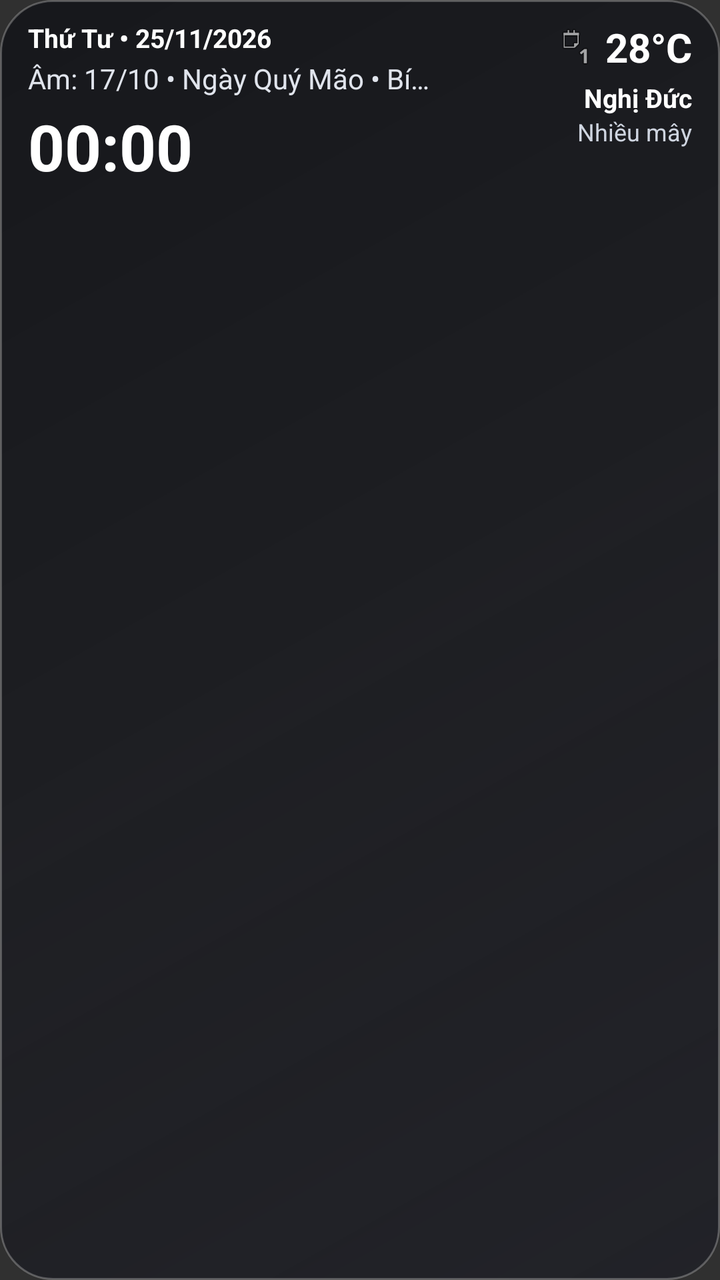
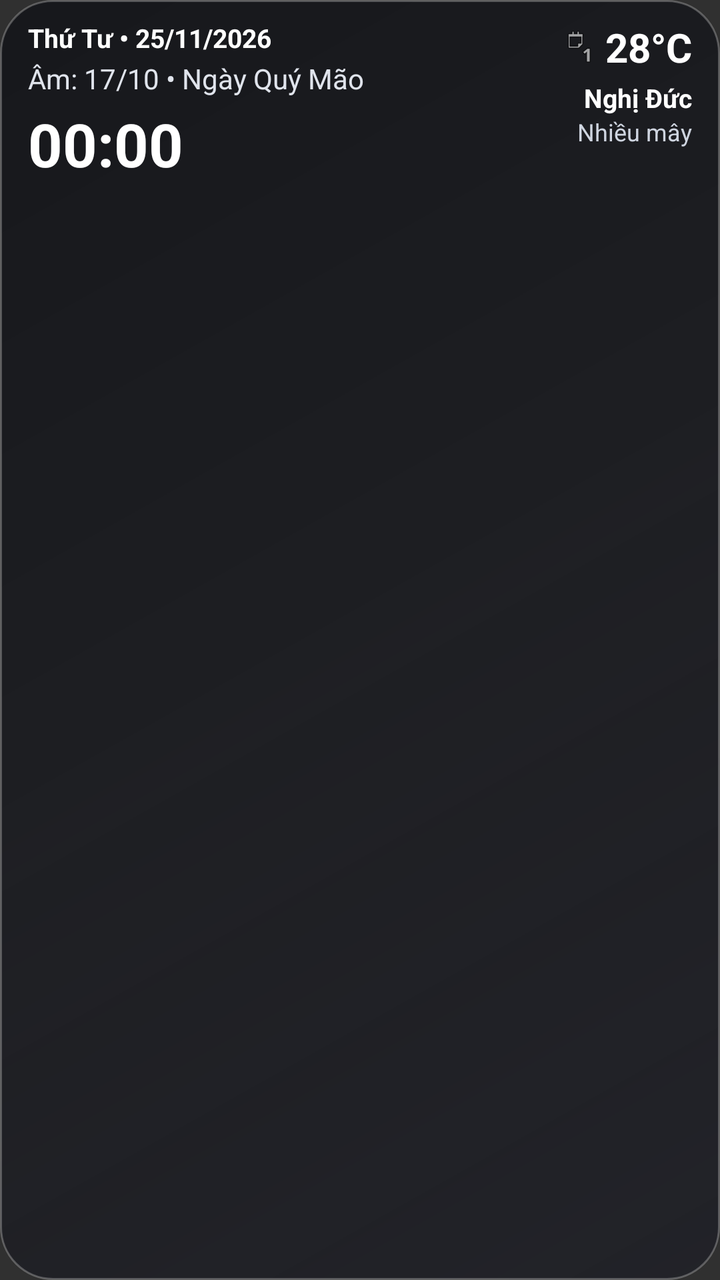

Before-and-after screenshots of an Android layout around one commit, followed by the original layout XML and the change that was made.
<!-- AndroidManifest.xml: application theme android:Theme.Material.NoActionBar -->
<!-- res/layout/widget_layout_4x2.xml -->
<?xml version="1.0" encoding="utf-8"?>
<FrameLayout xmlns:android="http://schemas.android.com/apk/res/android"
    android:id="@+id/widget_root"
    android:layout_width="match_parent"
    android:layout_height="match_parent"
    android:background="@drawable/bg_widget_liquid_dark"
    android:paddingStart="14dp"
    android:paddingEnd="14dp"
    android:paddingTop="10dp"
    android:paddingBottom="28dp">

    <LinearLayout
        android:layout_width="match_parent"
        android:layout_height="match_parent"
        android:baselineAligned="false"
        android:gravity="top"
        android:orientation="horizontal">

        
        <LinearLayout
            android:layout_width="0dp"
            android:layout_height="wrap_content"
            android:layout_weight="1.35"
            android:gravity="top"
            android:orientation="vertical">

            <TextView
                android:id="@+id/tv_solar_date"
                android:layout_width="wrap_content"
                android:layout_height="wrap_content"
                android:ellipsize="end"
                android:maxLines="1"
                android:text="Thứ Tư • 25/11/2026"
                android:textColor="#FFFFFF"
                android:textSize="13sp"
                android:textStyle="bold" />

            <TextView
                android:id="@+id/tv_lunar_or_todo"
                android:layout_width="wrap_content"
                android:layout_height="wrap_content"
                android:layout_marginTop="2dp"
                android:ellipsize="end"
                android:maxLines="1"
                android:text="Âm: 17/10 • Ngày Quý Mão • Bính Ngọ"
                android:textColor="#E0E4EC"
                android:textSize="14sp" />

            <TextClock
                android:id="@+id/clock_main"
                android:layout_width="wrap_content"
                android:layout_height="wrap_content"
                android:layout_marginTop="3dp"
                android:ellipsize="end"
                android:format12Hour="HH:mm"
                android:format24Hour="HH:mm"
                android:maxLines="1"
                android:textColor="#FFFFFF"
                android:textSize="32sp"
                android:textStyle="bold" />
        </LinearLayout>

        
        <LinearLayout
            android:layout_width="0dp"
            android:layout_height="wrap_content"
            android:layout_weight="0.85"
            android:gravity="end|top"
            android:orientation="vertical">

            <LinearLayout
                android:layout_width="wrap_content"
                android:layout_height="wrap_content"
                android:gravity="center_vertical"
                android:orientation="horizontal">

                <ImageView
                    android:id="@+id/iv_weather_icon"
                    android:layout_width="20dp"
                    android:layout_height="20dp"
                    android:layout_marginEnd="5dp"
                    android:contentDescription="Thời tiết"
                    android:src="@android:drawable/ic_menu_day" />

                <TextView
                    android:id="@+id/tv_temp"
                    android:layout_width="wrap_content"
                    android:layout_height="wrap_content"
                    android:text="28°C"
                    android:textColor="#FFFFFF"
                    android:textSize="20sp"
                    android:textStyle="bold" />
            </LinearLayout>

            <TextView
                android:id="@+id/tv_location"
                android:layout_width="wrap_content"
                android:layout_height="wrap_content"
                android:layout_marginTop="3dp"
                android:ellipsize="end"
                android:maxLines="1"
                android:text="Nghị Đức"
                android:textColor="#FFFFFF"
                android:textSize="13sp"
                android:textStyle="bold" />

            <TextView
                android:id="@+id/tv_weather_desc"
                android:layout_width="wrap_content"
                android:layout_height="wrap_content"
                android:ellipsize="end"
                android:maxLines="1"
                android:text="Nhiều mây"
                android:textColor="#CFD5E0"
                android:textSize="12sp" />

            <TextView
                android:id="@+id/tv_signature"
                android:layout_width="wrap_content"
                android:layout_height="wrap_content"
                android:layout_marginTop="3dp"
                android:ellipsize="end"
                android:maxLines="1"
                android:text=""
                android:textColor="#B8C2D4"
                android:textSize="11sp"
                android:textStyle="italic" />
        </LinearLayout>

    </LinearLayout>
</FrameLayout>
<!-- resources referenced by this layout -->
<resources>
  <!-- drawable bg_widget_liquid_dark (drawable) -->
  <?xml version="1.0" encoding="utf-8"?>
  <shape xmlns:android="http://schemas.android.com/apk/res/android">
      <gradient
          android:angle="135"
          android:startColor="#CC1E1F26"
          android:centerColor="#B316171D"
          android:endColor="#D9121318" />
      <corners android:radius="26dp" />
      <stroke
          android:width="1dp"
          android:color="#40FFFFFF" />
  </shape>
</resources>

<!-- the commit's change to res/layout/widget_layout_4x2.xml (unified diff, before → after) -->
@@ -7,123 +7,160 @@
     android:paddingStart="14dp"
     android:paddingEnd="14dp"
     android:paddingTop="10dp"
-    android:paddingBottom="28dp">
+    android:paddingBottom="18dp">
 
     <LinearLayout
         android:layout_width="match_parent"
         android:layout_height="match_parent"
-        android:baselineAligned="false"
         android:gravity="top"
-        android:orientation="horizontal">
+        android:orientation="vertical">
 
         
         <LinearLayout
-            android:layout_width="0dp"
+            android:layout_width="match_parent"
             android:layout_height="wrap_content"
-            android:layout_weight="1.35"
+            android:baselineAligned="false"
             android:gravity="top"
-            android:orientation="vertical">
+            android:orientation="horizontal">
 
-            <TextView
-                android:id="@+id/tv_solar_date"
-                android:layout_width="wrap_content"
+            <LinearLayout
+                android:layout_width="0dp"
                 android:layout_height="wrap_content"
-                android:ellipsize="end"
-                android:maxLines="1"
-                android:text="Thứ Tư • 25/11/2026"
-                android:textColor="#FFFFFF"
-                android:textSize="13sp"
-                android:textStyle="bold" />
+                android:layout_weight="1.35"
+                android:gravity="top"
+                android:orientation="vertical">
 
-            <TextView
-                android:id="@+id/tv_lunar_or_todo"
-                android:layout_width="wrap_content"
+                <TextView
+                    android:id="@+id/tv_solar_date"
+                    android:layout_width="wrap_content"
+                    android:layout_height="wrap_content"
+                    android:ellipsize="end"
+                    android:fontFamily="sans-serif"
+                    android:maxLines="1"
+                    android:text="Thứ Tư • 25/11/2026"
+                    android:textColor="#FFFFFF"
+                    android:textSize="13sp"
+                    android:textStyle="bold" />
+
+                <TextView
+                    android:id="@+id/tv_lunar_line"
+                    android:layout_width="wrap_content"
+                    android:layout_height="wrap_content"
+                    android:layout_marginTop="2dp"
+                    android:ellipsize="end"
+                    android:fontFamily="sans-serif"
+                    android:maxLines="1"
+                    android:text="Âm: 17/10 • Ngày Quý Mão"
+                    android:textColor="#E0E4EC"
+                    android:textSize="14sp" />
+
+                <TextClock
+                    android:id="@+id/clock_main"
+                    android:layout_width="wrap_content"
+                    android:layout_height="wrap_content"
+                    android:layout_marginTop="3dp"
+                    android:ellipsize="end"
+                    android:fontFamily="sans-serif"
+                    android:format12Hour="HH:mm"
+                    android:format24Hour="HH:mm"
+                    android:maxLines="1"
+                    android:textColor="#FFFFFF"
+                    android:textSize="30sp"
+                    android:textStyle="bold" />
+            </LinearLayout>
+
+            <LinearLayout
+                android:layout_width="0dp"
                 android:layout_height="wrap_content"
-                android:layout_marginTop="2dp"
-                android:ellipsize="end"
-                android:maxLines="1"
-                android:text="Âm: 17/10 • Ngày Quý Mão • Bính Ngọ"
-                android:textColor="#E0E4EC"
-                android:textSize="14sp" />
+                android:layout_weight="0.85"
+                android:gravity="end|top"
+                android:orientation="vertical">
 
-            <TextClock
-                android:id="@+id/clock_main"
-                android:layout_width="wrap_content"
-                android:layout_height="wrap_content"
-                android:layout_marginTop="3dp"
-                android:ellipsize="end"
-                android:format12Hour="HH:mm"
-                android:format24Hour="HH:mm"
-                android:maxLines="1"
-                android:textColor="#FFFFFF"
-                android:textSize="32sp"
-                android:textStyle="bold" />
+                <LinearLayout
+                    android:layout_width="wrap_content"
+                    android:layout_height="wrap_content"
+                    android:gravity="center_vertical"
+                    android:orientation="horizontal">
+
+                    <ImageView
+                        android:id="@+id/iv_weather_icon"
+                        android:layout_width="18dp"
+                        android:layout_height="18dp"
+                        android:layout_marginEnd="4dp"
+                        android:contentDescription="Thời tiết"
+                        android:src="@android:drawable/ic_menu_day" />
+
+                    <TextView
+                        android:id="@+id/tv_temp"
+                        android:layout_width="wrap_content"
+                        android:layout_height="wrap_content"
+                        android:fontFamily="sans-serif"
+                        android:text="28°C"
+                        android:textColor="#FFFFFF"
+                        android:textSize="20sp"
+                        android:textStyle="bold" />
+                </LinearLayout>
+
+                <TextView
+                    android:id="@+id/tv_location"
+                    android:layout_width="wrap_content"
+                    android:layout_height="wrap_content"
+                    android:layout_marginTop="3dp"
+                    android:ellipsize="end"
+                    android:fontFamily="sans-serif"
+                    android:maxLines="1"
+                    android:text="Nghị Đức"
+                    android:textColor="#FFFFFF"
+                    android:textSize="13sp"
+                    android:textStyle="bold" />
+
+                <TextView
+                    android:id="@+id/tv_weather_desc"
+                    android:layout_width="wrap_content"
+                    android:layout_height="wrap_content"
+                    android:ellipsize="end"
+                    android:fontFamily="sans-serif"
+                    android:maxLines="1"
+                    android:text="Nhiều mây"
+                    android:textColor="#CFD5E0"
+                    android:textSize="12sp" />
+            </LinearLayout>
         </LinearLayout>
 
         
         <LinearLayout
-            android:layout_width="0dp"
+            android:layout_width="match_parent"
             android:layout_height="wrap_content"
-            android:layout_weight="0.85"
-            android:gravity="end|top"
-            android:orientation="vertical">
-
-            <LinearLayout
-                android:layout_width="wrap_content"
-                android:layout_height="wrap_content"
-                android:gravity="center_vertical"
-                android:orientation="horizontal">
-
-                <ImageView
-                    android:id="@+id/iv_weather_icon"
-                    android:layout_width="20dp"
-                    android:layout_height="20dp"
-                    android:layout_marginEnd="5dp"
-                    android:contentDescription="Thời tiết"
-                    android:src="@android:drawable/ic_menu_day" />
-
-                <TextView
-                    android:id="@+id/tv_temp"
-                    android:layout_width="wrap_content"
-                    android:layout_height="wrap_content"
-                    android:text="28°C"
-                    android:textColor="#FFFFFF"
-                    android:textSize="20sp"
-                    android:textStyle="bold" />
-            </LinearLayout>
+            android:layout_marginTop="6dp"
+            android:gravity="center_vertical"
+            android:orientation="horizontal">
 
             <TextView
-                android:id="@+id/tv_location"
-                android:layout_width="wrap_content"
+                android:id="@+id/tv_todo_bottom"
+                android:layout_width="0dp"
                 android:layout_height="wrap_content"
-                android:layout_marginTop="3dp"
+                android:layout_weight="1.35"
                 android:ellipsize="end"
-                android:maxLines="1"
-                android:text="Nghị Đức"
+                android:fontFamily="sans-serif"
+                android:maxLines="2"
+                android:text=""
                 android:textColor="#FFFFFF"
-                android:textSize="13sp"
+                android:textSize="12sp"
                 android:textStyle="bold" />
 
             <TextView
-                android:id="@+id/tv_weather_desc"
-                android:layout_width="wrap_content"
+                android:id="@+id/tv_signature"
+                android:layout_width="0dp"
                 android:layout_height="wrap_content"
+                android:layout_marginStart="8dp"
+                android:layout_weight="0.85"
                 android:ellipsize="end"
-                android:maxLines="1"
-                android:text="Nhiều mây"
-                android:textColor="#CFD5E0"
-                android:textSize="12sp" />
-
-            <TextView
-                android:id="@+id/tv_signature"
-                android:layout_width="wrap_content"
-                android:layout_height="wrap_content"
-                android:layout_marginTop="3dp"
-                android:ellipsize="end"
+                android:fontFamily="sans-serif"
+                android:gravity="end"
                 android:maxLines="1"
                 android:text=""
-                android:textColor="#B8C2D4"
-                android:textSize="11sp"
+                android:textColor="#E2E8F0"
+                android:textSize="12sp"
                 android:textStyle="italic" />
         </LinearLayout>
 
